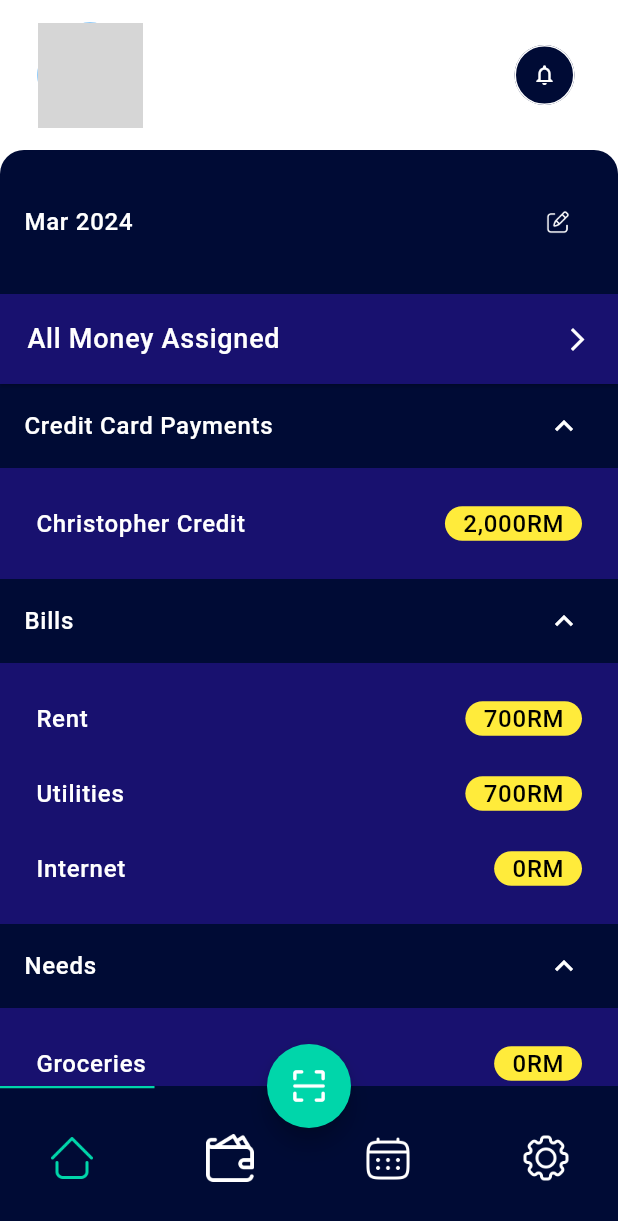
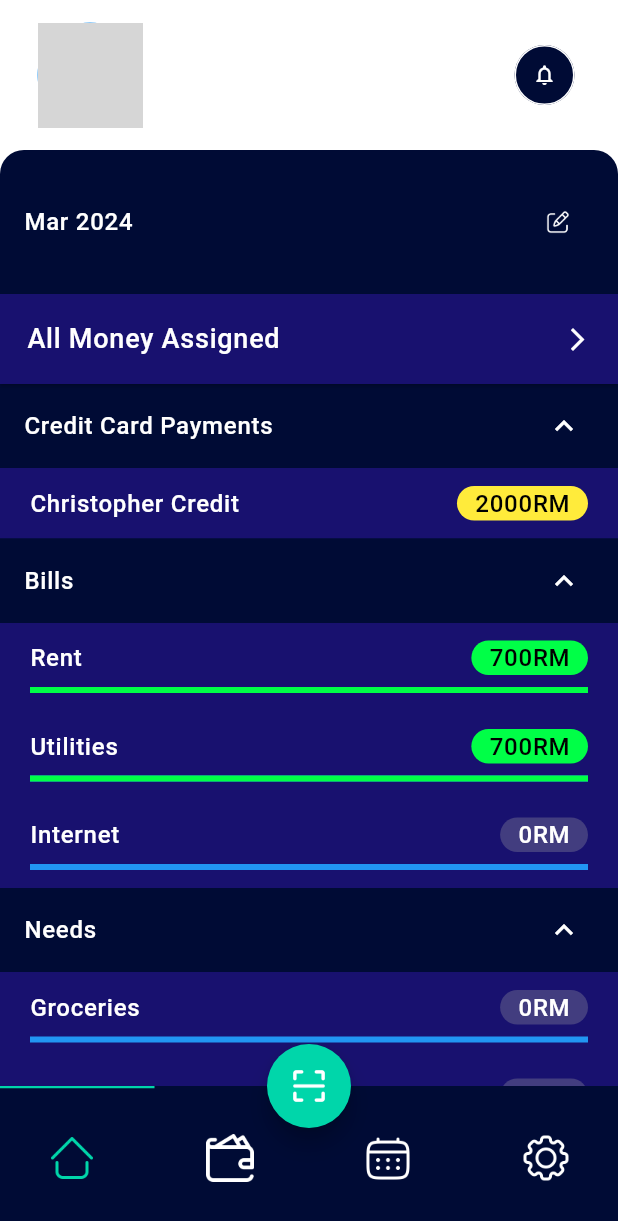
Before and after one commit to AbdElrahmanaymen/Budgetly, a Flutter app: the AppScreen screen opened by its route, after a tap on "Credit Card Payments", after a tap on "Bills", after a tap on "Needs", on a phone screen of 412 x 824 dp. Shown: the top 1221 px of the screen. Run offline on Flutter 3.47's test engine with Material 3 defaults, Android fonts, the phone set to English and light mode, and no system bars; our stand-ins replace dropdown_button2, flutter_bloc, flutter_svg, freezed_annotation, get_it, injectable and 1 more; missing offline and left inert: dart:ffi; network calls fail; project files that could hold a hidden picture were left out; grey boxes are pictures that could not be loaded.

Commit message:
Update Home Screen

```diff
--- a/lib/infrastructure/style/colors.dart
+++ b/lib/infrastructure/style/colors.dart
@@ -2,7 +2,8 @@ import 'dart:ui';
 
 Color lightGreenColor = const Color(0xFF00D6AA);
 Color darkBlueColor = const Color(0xFF000B35);
-Color lightGreyColor = const Color(0xFFA3A3A3);
+Color lightGreyColor = const Color(0xFFA3A3A3).withOpacity(0.3);
 Color offWhiteColor = const Color(0xFFE7E7E7);
 Color semiBlueColor = const Color(0xFF18116F);
 Color darkRedColor = const Color(0xFF6F1111);
+Color greenColor = const Color(0xFF00FF47);
--- a/lib/presentation/home/home_screen.dart
+++ b/lib/presentation/home/home_screen.dart
@@ -23,29 +23,33 @@ class HomeScreen extends StatelessWidget {
         const HomeTile(
           title: 'Credit Card Payments',
           data: {
-            'Christopher Credit': '2,000RM',
+            'Christopher Credit': {
+              'Amount': 7000,
+              'Assigned': 2000,
+              'Type': 'Payments'
+            },
           },
         ),
         const HomeTile(
           title: 'Bills',
           data: {
-            'Rent': '700RM',
-            'Utilities': '700RM',
-            'Internet': '0RM',
+            'Rent': {'Amount': 700, 'Assigned': 700, 'Type': 'Bills'},
+            'Utilities': {'Amount': 700, 'Assigned': 700, 'Type': 'Bills'},
+            'Internet': {'Amount': 100, 'Assigned': 0, 'Type': 'Bills'},
           },
         ),
         const HomeTile(
           title: 'Needs',
           data: {
-            'Groceries': '0RM',
-            'Rideshare': '0RM',
-            'Train/Bus fare': '0RM',
+            'Groceries': {'Amount': 100, 'Assigned': 0, 'Type': 'Needs'},
+            'Rideshare': {'Amount': 200, 'Assigned': 0, 'Type': 'Needs'},
+            'Train/Bus fare': {'Amount': 100, 'Assigned': 0, 'Type': 'Needs'},
           },
         ),
         const HomeTile(
           title: 'Wants',
           data: {
-            'Entertainment': '0RM',
+            'Entertainment': {'Amount': 100, 'Assigned': 0, 'Type': 'Wants'},
           },
         ),
         Padding(
@@ -68,7 +72,7 @@ class HomeScreen extends StatelessWidget {
 
 class HomeTile extends StatelessWidget {
   final String title;
-  final Map<String, String> data;
+  final Map<String, Map> data;
   const HomeTile({
     super.key,
     required this.title,
@@ -90,19 +94,25 @@ class HomeTile extends StatelessWidget {
       shape: const RoundedRectangleBorder(),
       children: [
         Container(
-          padding: const EdgeInsets.symmetric(
-            vertical: 12,
-            horizontal: 24,
-          ),
+          // padding: const EdgeInsets.symmetric(
+          //   vertical: 12,
+          //   horizontal: 24,
+          // ),
           decoration: BoxDecoration(
             color: semiBlueColor,
           ),
           child: ListView.builder(
             shrinkWrap: true,
             itemCount: data.length,
-            itemExtent: 50,
+            physics: const NeverScrollableScrollPhysics(),
             itemBuilder: (context, index) {
-              return Row(
+              final progress = data.entries.elementAt(index).value['Assigned'] /
+                  data.entries.elementAt(index).value['Amount'];
+              return Padding(
+                padding:
+                    const EdgeInsets.symmetric(vertical: 12, horizontal: 20),
+                child: Column(children: [
+                  Row(
                     mainAxisAlignment: MainAxisAlignment.spaceBetween,
                     children: [
                       Text(
@@ -115,18 +125,38 @@ class HomeTile extends StatelessWidget {
                       Container(
                         padding: const EdgeInsets.symmetric(horizontal: 12),
                         decoration: BoxDecoration(
-                      color: Colors.yellow,
+                          color: progress == 1
+                              ? greenColor
+                              : progress == 0
+                                  ? lightGreyColor
+                                  : Colors.yellow,
                           borderRadius: BorderRadius.circular(24),
                         ),
                         child: Text(
-                      data.entries.elementAt(index).value,
-                      style: Theme.of(context).textTheme.labelSmall!.copyWith(
+                          "${data.entries.elementAt(index).value['Assigned']}RM",
+                          style: Theme.of(context)
+                              .textTheme
+                              .labelSmall!
+                              .copyWith(
                                 fontWeight: FontWeight.w500,
-                            color: Colors.black,
+                                color:
+                                    progress == 0 ? Colors.white : Colors.black,
                               ),
                         ),
                       ),
                     ],
+                  ),
+                  if (data.entries.elementAt(index).value['Type'] !=
+                      'Payments') ...[
+                    const SizedBox(
+                      height: 8,
+                    ),
+                    LinearProgressIndicator(
+                      value: progress,
+                      color: greenColor,
+                    ),
+                  ],
+                ]),
               );
             },
           ),
```
Lines whose indentation alone changed are shown as unchanged.
